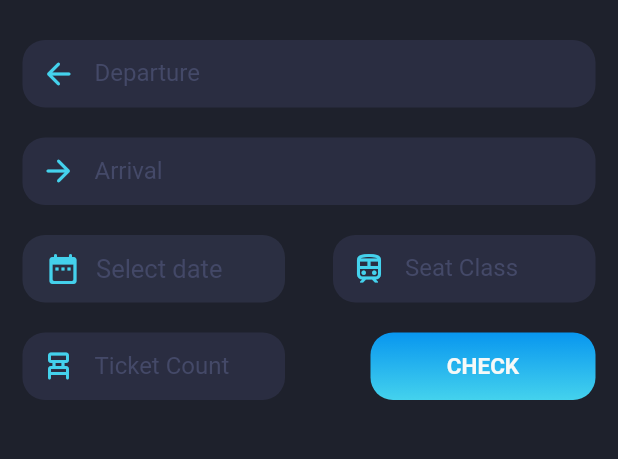
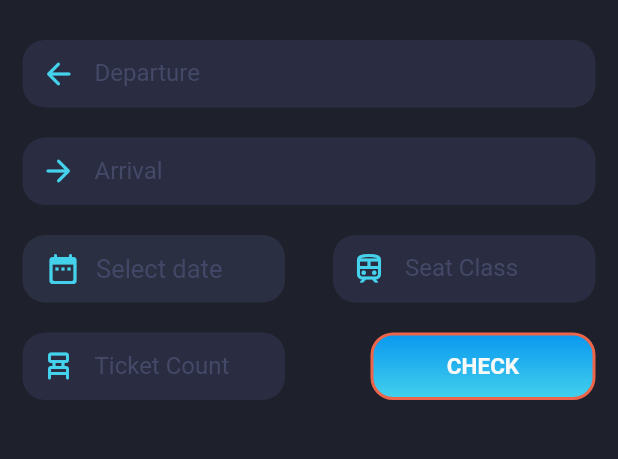
Before and after one commit to al-rafi304/train-ticket-app, a Flutter app: the screen it shows after launch, on a phone screen of 412 x 824 dp, the part 59-518 px from its top. Run offline on Flutter 3.47's test engine with Material 2 defaults, Android fonts, the phone set to English and light mode, and no system bars.

Commit message:
CHECK button only enables if all the informations are given

```diff
--- a/lib/widgets/GradientElevatedButton.dart
+++ b/lib/widgets/GradientElevatedButton.dart
@@ -1,21 +1,22 @@
 import 'package:flutter/material.dart';
 
 class GradientElevatedButton extends StatelessWidget {
-  final Widget child;
+  final String lable;
   final Gradient gradient;
   final double width;
   final double height;
   final EdgeInsets padding;
   final Function onPressed;
+  final bool enabled;
 
-  const GradientElevatedButton({
-    required this.child,
+  const GradientElevatedButton(
+      {required this.lable,
       required this.gradient,
       this.width = double.infinity,
       this.height = 50.0,
       this.padding = const EdgeInsets.all(8),
       required this.onPressed,
-  });
+      this.enabled = true});
 
   @override
   Widget build(BuildContext context) {
@@ -24,15 +25,26 @@ class GradientElevatedButton extends StatelessWidget {
       height: height,
       decoration: BoxDecoration(
           gradient: gradient,
-        borderRadius: BorderRadius.circular(15)
-      ),
+          borderRadius: BorderRadius.circular(15),
+          border: !enabled
+              ? Border.all(
+                  color: Color(0xffec654a), width: 2, style: BorderStyle.solid)
+              : Border.all(color: Colors.transparent)),
       child: Material(
         color: Colors.transparent,
         child: InkWell(
-            onTap: () => onPressed(),
+            splashFactory:
+                enabled ? InkSplash.splashFactory : NoSplash.splashFactory,
+            onTap: enabled ? () => onPressed() : () {},
             borderRadius: BorderRadius.circular(15),
             child: Center(
-              child: child,
+              child: Text(
+                lable,
+                style: TextStyle(
+                    color: Color(0xfff6f9f8),
+                    fontWeight: FontWeight.bold,
+                    fontSize: 15),
+              ),
             )),
       ),
     );
--- a/lib/widgets/InputForm.dart
+++ b/lib/widgets/InputForm.dart
@@ -49,14 +49,12 @@ class _InputFormState extends State<InputForm> {
         firstDate: DateTime.now(),
         lastDate: DateTime.now().add(Duration(days: 4)));
 
-    if (selected != null){
+    if (selected != null) {
       setState(() {
         selectedDate = DateFormat('yyyy-MM-dd').format(selected);
         print(selectedDate);
       });
     }
-
-
   }
 
   void setFromStations() async {
@@ -152,7 +150,9 @@ class _InputFormState extends State<InputForm> {
                 padding: const EdgeInsets.fromLTRB(InputForm.horizontalPadding,
                     InputForm.verticalPadding, 0, InputForm.verticalPadding),
                 child: Container(
-                padding: EdgeInsets.symmetric(horizontal: InputForm.horizontalPadding, vertical: InputForm.verticalPadding),
+                  padding: EdgeInsets.symmetric(
+                      horizontal: InputForm.horizontalPadding,
+                      vertical: InputForm.verticalPadding),
                   height: 45,
                   width: 175,
                   decoration: BoxDecoration(
@@ -162,40 +162,44 @@ class _InputFormState extends State<InputForm> {
                   child: Material(
                     color: Colors.transparent,
                     child: InkWell(
-                    onTap: () {setDate(context);},
+                      onTap: () {
+                        setDate(context);
+                      },
                       child: Row(
-                      children: selectedDate == '' ? <Widget> [
-                        Icon(Icons.date_range_rounded, color: Color(0xff44D1EC),),
+                          children: selectedDate == ''
+                              ? <Widget>[
+                                  Icon(
+                                    Icons.date_range_rounded,
+                                    color: Color(0xff44D1EC),
+                                  ),
                                   Padding(
                                     padding: EdgeInsets.fromLTRB(10, 0, 0, 0),
-                          child: Text("Select date", style: TextStyle(color: Color(0xff434867), fontSize: 17),),
-                        ),
-                      ] : <Widget> [
-                        Icon(Icons.date_range_rounded, color: Color(0xff44D1EC),),
-                        Padding(
-                          padding: const EdgeInsets.fromLTRB(10, 0, 0, 0),
-                          child: Text(selectedDate, style: TextStyle(color: Colors.white, fontSize: 16),),
-                        )
-                      ]
+                                    child: Text(
+                                      "Select date",
+                                      style: TextStyle(
+                                          color: Color(0xff434867),
+                                          fontSize: 17),
                                     ),
                                   ),
+                                ]
+                              : <Widget>[
+                                  Icon(
+                                    Icons.date_range_rounded,
+                                    color: Color(0xff44D1EC),
                                   ),
-
+                                  Padding(
+                                    padding:
+                                        const EdgeInsets.fromLTRB(10, 0, 0, 0),
+                                    child: Text(
+                                      selectedDate,
+                                      style: TextStyle(
+                                          color: Colors.white, fontSize: 16),
+                                    ),
                                   )
-              // CustomInputField(
-              //     hintText: '15/01/2021',
-              //     labelText: 'Date',
-              //     icon: Icons.date_range_rounded,
-              //     width: 175,
-              //     onTap: () {
-              //       selectDate(context);
-              //     },
-              //     onSaved: (result) {
-              //       setState(() {
-              //         date = result;
-              //       });
-              //     }),
+                                ]),
                     ),
+                  ),
+                )),
             Padding(
               padding: const EdgeInsets.fromLTRB(0, InputForm.verticalPadding,
                   InputForm.horizontalPadding, InputForm.verticalPadding),
@@ -238,6 +242,14 @@ class _InputFormState extends State<InputForm> {
               padding: const EdgeInsets.fromLTRB(0, InputForm.verticalPadding,
                   InputForm.horizontalPadding, InputForm.verticalPadding),
               child: GradientElevatedButton(
+                lable: "CHECK",
+                enabled: departure != '' &&
+                        arrival != '' &&
+                        selectedDate != '' &&
+                        seat_class != '' &&
+                        seat_count != ''
+                    ? true
+                    : false,
                 onPressed: () {
                   FocusManager.instance.primaryFocus?.unfocus();
                   widget.onPress(
@@ -251,51 +263,10 @@ class _InputFormState extends State<InputForm> {
                     colors: <Color>[Color(0xff0896ef), Color(0xff44d2ed)],
                     begin: Alignment.topCenter,
                     end: Alignment.bottomCenter),
-                child: Text(
-                  "CHECK",
-                  style: TextStyle(
-                      color: Color(0xfff6f9f8),
-                      fontWeight: FontWeight.bold,
-                      fontSize: 15),
-                ),
               ),
             ),
           ],
         ),
-        // Autocomplete(
-        //   optionsBuilder: (TextEditingValue textEditingValue) {
-        //     if (textEditingValue.text == '') {
-        //       return const Iterable<String>.empty();
-        //     }
-        //     return fromStations.where((String option) {
-        //       return option.contains(textEditingValue.text.toUpperCase());
-        //     });
-        //   },
-        //   fieldViewBuilder:
-        //       (context, controller, focusNode, onEditingComplete) {
-        //     return TextFormField(
-        //       controller: controller,
-        //       focusNode: focusNode,
-        //       onEditingComplete: onEditingComplete,
-        //       cursorColor: Colors.white,
-        //       style: const TextStyle(color: Colors.white),
-        //       onChanged: (result) => {print(result)},
-        //       decoration: InputDecoration(
-        //           constraints: BoxConstraints(maxWidth: 250),
-        //           labelText: 'lable',
-        //           hintText: 'hint',
-        //           floatingLabelStyle: TextStyle(color: Color(0xFF0896ef)),
-        //           labelStyle: TextStyle(color: Color(0xff444968)),
-        //           hintStyle: TextStyle(color: Color(0xff444968)),
-        //           border: OutlineInputBorder(
-        //             borderRadius: BorderRadius.circular(15),
-        //             borderSide: BorderSide.none,
-        //           ),
-        //           filled: true,
-        //           fillColor: Color(0xFF2a2d41)),
-        //     );
-        //   },
-        // )
       ],
     );
   }
```
Also changed, not shown: lib/pages/home_page.dart (+8 -6 lines). Lines whose indentation alone changed are shown as unchanged.
